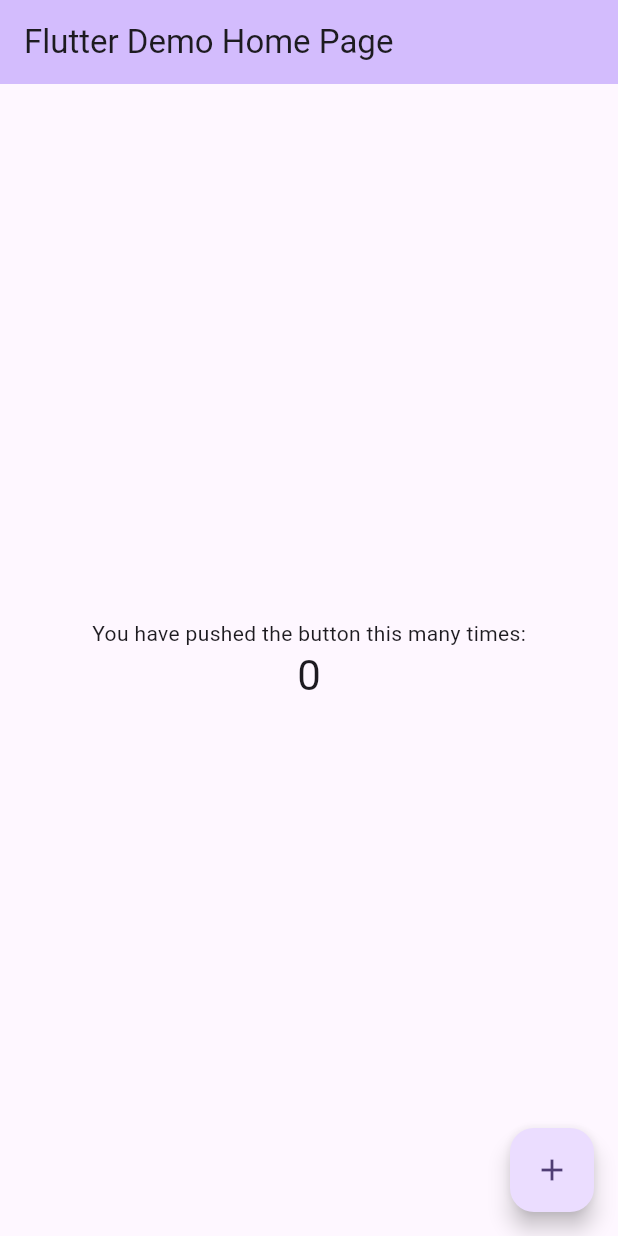
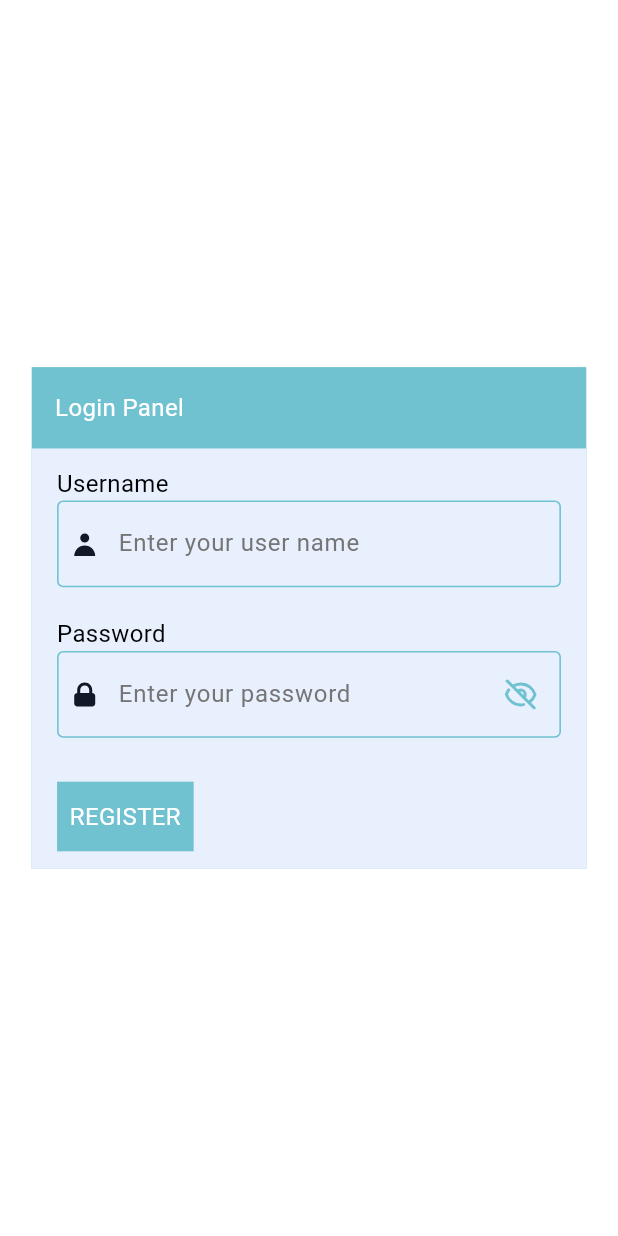
Before and after one commit to bdCalling-Sdt-hub/Optly-App, a Flutter app: the screen it shows after launch, on a phone screen of 412 x 824 dp. Run offline on Flutter 3.47's test engine with Material 3 defaults, Android fonts, the phone set to English and light mode, and no system bars; our stand-ins replace flutter_screenutil, flutter_spinkit, flutter_svg, get.

Commit message:
Log in screen done

```diff
--- a/lib/main.dart
+++ b/lib/main.dart
@@ -1,6 +1,14 @@
 import 'package:flutter/material.dart';
+import 'package:flutter_screenutil/flutter_screenutil.dart';
+import 'package:get/get.dart';
+import 'package:optly/utils/app_constants.dart';
+import 'package:optly/views/screens/logInScreen/log_in_screen.dart';
+import 'routes/app_routes.dart';
+import 'themes/light_theme.dart';
 
-void main() {
+void main() async {
+  WidgetsFlutterBinding.ensureInitialized();
+
   runApp(const MyApp());
 }
 
@@ -9,60 +17,23 @@ class MyApp extends StatelessWidget {
 
   @override
   Widget build(BuildContext context) {
-    return MaterialApp(
-      title: 'Flutter Demo',
-      theme: ThemeData(
-        colorScheme: ColorScheme.fromSeed(seedColor: Colors.deepPurple),
-        useMaterial3: true,
-      ),
-      home: const MyHomePage(title: 'Flutter Demo Home Page'),
+    return SizedBox(
+      child: ScreenUtilInit(
+          designSize: const Size(390, 844),
+          minTextAdapt: true,
+          splitScreenMode: true,
+          builder: (_, child) {
+            return GetMaterialApp(
+              title: AppConstants.APP_NAME,
+              debugShowCheckedModeBanner: false,
+              navigatorKey: Get.key,
+              theme: light(),
+              transitionDuration: const Duration(milliseconds: 500),
+              getPages: AppRoutes.routes,
+              initialRoute: AppRoutes.logInScreen,
+              home: LogInScreen(),
+            );
+          }),
     );
   }
 }
-
-class MyHomePage extends StatefulWidget {
-  const MyHomePage({super.key, required this.title});
-  final String title;
-
-  @override
-  State<MyHomePage> createState() => _MyHomePageState();
-}
-
-class _MyHomePageState extends State<MyHomePage> {
-  int _counter = 0;
-
-  void _incrementCounter() {
-    setState(() {
-      _counter++;
-    });
-  }
-
-  @override
-  Widget build(BuildContext context) {
-    return Scaffold(
-      appBar: AppBar(
-        backgroundColor: Theme.of(context).colorScheme.inversePrimary,
-        title: Text(widget.title),
-      ),
-      body: Center(
-        child: Column(
-          mainAxisAlignment: MainAxisAlignment.center,
-          children: <Widget>[
-            const Text(
-              'You have pushed the button this many times:',
-            ),
-            Text(
-              '$_counter',
-              style: Theme.of(context).textTheme.headlineMedium,
-            ),
-          ],
-        ),
-      ),
-      floatingActionButton: FloatingActionButton(
-        onPressed: _incrementCounter,
-        tooltip: 'Increment',
-        child: const Icon(Icons.add),
-      ),
-    );
-  }
-}
--- a/lib/routes/app_routes.dart
+++ b/lib/routes/app_routes.dart
@@ -1,11 +1,10 @@
 import 'package:get/get.dart';
+import 'package:optly/views/screens/logInScreen/log_in_screen.dart';
 
 class AppRoutes {
-  //static const String splashScreen = "/splash_screen.dart";
-
+  static const String logInScreen = "/log_in_screen.dart";
 
   static List<GetPage> get routes => [
-   // GetPage(name: splashScreen, page: () => SplashScreen()),
-
-  ];
+        GetPage(name: logInScreen, page: () => LogInScreen()),
+      ];
 }
--- a/lib/themes/dark_theme.dart
+++ b/lib/themes/dark_theme.dart
@@ -11,7 +11,6 @@ ThemeData dark({Color color = const Color(0xFF2683EB)}) => ThemeData(
   disabledColor: AppColors.subTextColor,
   brightness: Brightness.dark,
   hintColor: AppColors.hintColor,
-  cardColor: AppColors.cardColor,
   dividerColor: AppColors.dividerColor,
   shadowColor: AppColors.shadowColor,
   canvasColor: AppColors.bottomBarColor,
--- a/lib/themes/light_theme.dart
+++ b/lib/themes/light_theme.dart
@@ -1,8 +1,7 @@
 import 'package:flutter/material.dart';
-import 'package:flutter/services.dart';
 import '../utils/app_colors.dart';
 
-ThemeData light({Color color = const Color(0xFF039D55)}) => ThemeData(
+ThemeData light({Color color = const Color(0xFF70c2d1)}) => ThemeData(
       fontFamily: 'Roboto',
       iconTheme: IconThemeData(color: AppColors.primaryColor),
       primaryColor: color,
@@ -11,8 +10,6 @@ ThemeData light({Color color = const Color(0xFF039D55)}) => ThemeData(
       brightness: Brightness.light,
       hintColor: Color(0xFF9F9F9F),
       cardColor: Colors.white,
-
-
       bottomNavigationBarTheme: BottomNavigationBarThemeData(
         backgroundColor: AppColors.primaryColor,
         elevation: 5,
@@ -22,9 +19,10 @@ ThemeData light({Color color = const Color(0xFF039D55)}) => ThemeData(
       colorScheme: ColorScheme.light(primary: color, secondary: color)
           .copyWith(background: const Color(0xFFF3F3F3))
           .copyWith(error: Color(0xFFE84D4F)),
-  appBarTheme:  AppBarTheme(
-    backgroundColor:AppColors.backgroundColor,
+      appBarTheme: AppBarTheme(
+        backgroundColor: AppColors.backgroundColor,
         centerTitle: true,
-    iconTheme: const IconThemeData(color: Colors.black), // Set app bar icons color to black
+        iconTheme: const IconThemeData(
+            color: Colors.black), // Set app bar icons color to black
       ),
     );
--- a/lib/utils/app_colors.dart
+++ b/lib/utils/app_colors.dart
@@ -1,24 +1,21 @@
 import 'package:flutter/material.dart';
-import 'dart:ui';
 
 class AppColors {
-  static Color primaryColor = const Color(0xFF0A8100);
+  static Color primaryColor = const Color(0xFF70c2d1);
   static Color backgroundColor = const Color(0xFFE8E8E8);
-  static Color borderColor = const Color(0xFF0A8100);
   static Color greyColor = const Color(0xFF767676);
-  static Color fieldColor = const Color(0xFFe6f2e6).withOpacity(0.31);
+  static Color fieldColor = const Color(0xFFe8f0fe);
   static const Color white = Color(0xffFFFFFF);
-  static Color cardColor = const Color(0xFF2F2F2F);
-  static Color cardLightColor = const Color(0xFF555555);
+  static Color iconColor = const Color(0xFF757575);
   static Color textColor = const Color(0xFFFFFFFF);
   static Color subTextColor = const Color(0xFFE8E8E8);
-  static Color hintColor = const Color(0xFFB5B5B5);
-  static Color fillColor = const Color(0xFFE9F3FD).withOpacity(0.3);
+  static Color hintColor = const Color(0xFF757575);
+  static Color fillColor = const Color(0xFFe8f0fe).withOpacity(0.3);
   static Color dividerColor = const Color(0xFF555555);
   static Color shadowColor = const Color(0xFF2B2A2A);
-  static Color bottomBarColor = const Color(0xFF343434);
+  static Color bottomBarColor = const Color(0xFF6c7d80);
 
-  static BoxShadow shadow=BoxShadow(
+  static BoxShadow shadow = BoxShadow(
     blurRadius: 4,
     spreadRadius: 0,
     color: shadowColor,
--- a/lib/utils/app_constants.dart
+++ b/lib/utils/app_constants.dart
@@ -1,44 +1,16 @@
+
 class AppConstants{
 
-  static String bearerToken="BearerToken";
-  static String userId="UserId";
-  static String isLogged="IsLogged";
-  static String isOnboard="IsOnboard";
-  static String subscription="Subscription";
-  static String signInType ="SignInType";
-  static String isFutureDate ="isFutureDate";
+  static String APP_NAME="Optly";
+  static String THEME ="theme";
 
+  static const String LANGUAGE_CODE = 'language_code';
+  static const String COUNTRY_CODE = 'country_code';
 
   static RegExp emailValidator = RegExp(
       r"^[a-zA-Z0-9.a-zA-Z0-9.!#$%&'*+-/=?^_`{|}~]+@[a-zA-Z0-9]+\.[a-zA-Z]+");
 
   static RegExp passwordValidator = RegExp(
-    // r"^(?=.*[a-z])(?=.*[A-Z])(?=.*\d)(?=.*[@$!%*?&])[A-Za-z\d@$!%*?&]{8,}$"
-      r'^(?=.*[0-9])(?=.*[a-zA-Z]).{6,}$'
+      r"^(?=.*[a-z])(?=.*[A-Z])(?=.*\d)(?=.*[@$!%*?&])[A-Za-z\d@$!%*?&]{8,}$"
   );
-
-
-
-
-  ///===================payment=======================>
-  String _merchant_key="sshi091ovn1fa";
-  // String _merchant_key="q1cd2rdny4a53";
-  String _merchant_id="24319614";
-  // String _merchant_id="10004002";
-  static String return_url="https://www.example.com/success";
-  static String cancel_url="https://www.example.com/cancel";
-  static String notify_url="https://www.example.com/notify";
-
-
-  get getMerchantKey{
-    return _merchant_key;
-  }
-
-  get getMerchantId{
-    return _merchant_id;
-  }
-
 }
-
-enum Status { loading, completed, error, internetError }
-enum SubscriptionStatus { free, standard, premium, expire }
--- a/lib/utils/app_icons.dart
+++ b/lib/utils/app_icons.dart
@@ -1,4 +1,7 @@
 class AppIcons{
   static const String basePath = "assets/icons";
-
+  static const String eye = "$basePath/eye.svg";
+  static const String eyeOff = "$basePath/eyeOff.svg";
+  static const String person = "$basePath/person.svg";
+  static const String lock = "$basePath/lock-closed.svg";
 }
--- a/lib/utils/app_strings.dart
+++ b/lib/utils/app_strings.dart
@@ -1,3 +1,9 @@
 class AppString {
 
+  //================> Log In Screen <====================
+  static String logInPanel = "Login Panel";
+  static String userName = "Username";
+  static String password = "Password";
+  static String register = "REGISTER";
+
 }
--- /dev/null
+++ b/lib/views/screens/logInScreen/log_in_screen.dart
@@ -0,0 +1,94 @@
+import 'package:flutter/material.dart';
+import 'package:flutter_screenutil/flutter_screenutil.dart';
+import 'package:flutter_svg/flutter_svg.dart';
+import 'package:optly/utils/app_colors.dart';
+import 'package:optly/utils/app_strings.dart';
+import 'package:optly/views/widgets/custom_text.dart';
+import 'package:optly/views/widgets/custom_text_field.dart';
+
+import '../../../utils/app_icons.dart';
+
+class LogInScreen extends StatelessWidget {
+  LogInScreen({super.key});
+  final TextEditingController userNameCtrl = TextEditingController();
+  final TextEditingController passwordCtrl = TextEditingController();
+
+  @override
+  Widget build(BuildContext context) {
+    return Scaffold(
+      body: Padding(
+        padding: EdgeInsets.symmetric(horizontal: 20.w),
+        child: Column(
+          mainAxisAlignment: MainAxisAlignment.center,
+          //crossAxisAlignment: CrossAxisAlignment.center,
+          children: [
+            Container(
+              decoration: BoxDecoration(color: AppColors.primaryColor),
+              child: Column(
+                crossAxisAlignment: CrossAxisAlignment.start,
+                children: [
+                  Padding(
+                    padding: EdgeInsets.all(16.h),
+                    child: CustomText(
+                        text: AppString.logInPanel, color: AppColors.white),
+                  ),
+                  Container(
+                    decoration: BoxDecoration(color: AppColors.fieldColor),
+                    child: Padding(
+                      padding: EdgeInsets.symmetric(
+                          horizontal: 16.w, vertical: 12.h),
+                      child: Column(
+                        crossAxisAlignment: CrossAxisAlignment.start,
+                        children: [
+                          //==================================> Username Text-field <===========================
+                          CustomText(
+                            text: AppString.userName,
+                          ),
+                          CustomTextField(
+                            contenpaddingHorizontal: 12.w,
+                            controller: userNameCtrl,
+                            hintText: 'Enter your user name',
+                            prifixicon: SvgPicture.asset(AppIcons.person),
+                          ),
+                          //==================================> Password Text-field <===========================
+                          SizedBox(height: 20.h),
+                          CustomText(
+                            text: AppString.password,
+                          ),
+                          CustomTextField(
+                            contenpaddingHorizontal: 12.w,
+                            controller: passwordCtrl,
+                            hintText: 'Enter your password',
+                            prifixicon: SvgPicture.asset(AppIcons.lock),
+                            isPassword: true,
+                          ),
+                          SizedBox(height: 30.h),
+                          //==================================> Register Button <===========================
+                          GestureDetector(
+                            onTap: () {},
+                            child: Container(
+                              decoration:
+                                  BoxDecoration(color: AppColors.primaryColor),
+                              child: Padding(
+                                padding: EdgeInsets.symmetric(
+                                    horizontal: 8.w, vertical: 12.h),
+                                child: CustomText(
+                                  text: AppString.register,
+                                  color: AppColors.white,
+                                ),
+                              ),
+                            ),
+                          )
+                        ],
+                      ),
+                    ),
+                  )
+                ],
+              ),
+            )
+          ],
+        ),
+      ),
+    );
+  }
+}
--- /dev/null
+++ b/lib/views/widgets/custom_text_field.dart
@@ -0,0 +1,151 @@
+import 'package:flutter/material.dart';
+import 'package:flutter_screenutil/flutter_screenutil.dart';
+import 'package:flutter_svg/svg.dart';
+import '../../utils/app_colors.dart';
+import '../../utils/app_icons.dart';
+
+class CustomTextField extends StatefulWidget {
+  final TextEditingController controller;
+  final TextInputType? keyboardType;
+  final bool? isObscureText;
+  final String? obscureCharacrter;
+  final Color? filColor;
+  final Widget? prifixicon;
+  final String? labelText;
+  final String? hintText;
+  final double? contenpaddingHorizontal;
+  final double? contenpaddingVertical;
+  final Widget? sufixicons;
+  final FormFieldValidator? validator;
+  final VoidCallback? onTab;
+  final bool isPassword;
+  final bool? isEmail;
+  final bool? readOnly;
+
+  const CustomTextField({
+    super.key,
+    this.contenpaddingHorizontal,
+    this.contenpaddingVertical,
+    this.hintText,
+    this.prifixicon,
+    this.sufixicons,
+    this.validator,
+    this.isEmail,
+    required this.controller,
+    this.keyboardType = TextInputType.text,
+    this.isObscureText = false,
+    this.obscureCharacrter = '*',
+    this.filColor,
+    this.labelText,
+    this.isPassword = false,
+    this.readOnly = false,
+    this.onTab,
+  });
+
+  @override
+  State<CustomTextField> createState() => _CustomTextFieldState();
+}
+
+class _CustomTextFieldState extends State<CustomTextField> {
+  bool obscureText = true;
+
+  void toggle() {
+    setState(() {
+      obscureText = !obscureText;
+    });
+  }
+
+  @override
+  Widget build(BuildContext context) {
+    return TextFormField(
+      onTap: widget.onTab,
+      readOnly: widget.readOnly!,
+      controller: widget.controller,
+      keyboardType: widget.keyboardType,
+      obscuringCharacter: widget.obscureCharacrter!,
+      // validator: widget.validator,
+      /*validator: widget.validator ??
+              (value) {
+            if (widget.isEmail == null) {
+              if (value!.isEmpty) {
+                return "Please enter ${widget.hintText!.toLowerCase()}";
+              } else if (widget.isPassword) {
+                bool data = AppConstants.passwordValidator.hasMatch(value);
+                if (value.isEmpty) {
+                  return "Please enter ${widget.hintText!.toLowerCase()}";
+                } else if (!data) {
+                  return "Insecure password detected.";
+                }
+              }
+            } else {
+              bool data = AppConstants.emailValidator.hasMatch(value!);
+              if (value.isEmpty) {
+                return "Please enter ${widget.hintText!.toLowerCase()}";
+              } else if (!data) {
+                return "Please check your email!";
+              }
+            }
+            return null;
+          },*/
+      cursorColor: AppColors.primaryColor,
+      obscureText: widget.isPassword ? obscureText : false,
+      style: const TextStyle(color: Colors.black),
+      decoration: InputDecoration(
+        contentPadding: EdgeInsets.symmetric(
+            horizontal: widget.contenpaddingHorizontal ?? 12.w,
+            vertical: widget.contenpaddingVertical ?? 16.w),
+        filled: true,
+        fillColor: widget.filColor ?? AppColors.fillColor,
+        prefixIcon: Padding(
+          padding: EdgeInsets.symmetric(horizontal: 8.w),
+          child: widget.prifixicon,
+        ),
+        suffixIcon: widget.isPassword
+            ? GestureDetector(
+          onTap: toggle,
+          child:
+          _suffixIcon(obscureText ? AppIcons.eyeOff : AppIcons.eye),
+        )
+            : widget.sufixicons,
+        prefixIconConstraints: BoxConstraints(minHeight: 24.h, minWidth: 24.w),
+        suffixIconConstraints: BoxConstraints(minHeight: 24.h, minWidth: 24.w),
+        errorStyle: TextStyle(color: AppColors.primaryColor),
+        suffixIconColor: AppColors.primaryColor,
+        prefixIconColor: AppColors.primaryColor,
+        labelText: widget.labelText,
+        hintText: widget.hintText,
+        hintStyle: TextStyle(color: AppColors.hintColor, fontFamily: 'Roboto'),
+        border: OutlineInputBorder(
+          borderRadius: BorderRadius.circular(8.r),
+          borderSide: BorderSide(
+            width: 1.w,
+            color: AppColors.primaryColor,
+          ),
+        ),
+        errorBorder: _buildOutlineInputBorder(),
+        focusedBorder: _buildOutlineInputBorder(),
+        enabledBorder: _buildOutlineInputBorder(),
+        disabledBorder: _buildOutlineInputBorder(),
+      ),
+    );
+  }
+
+  _suffixIcon(String icon) {
+    return Padding(
+      padding: EdgeInsets.only(right: 15.w),
+      child: SvgPicture.asset(
+        color: AppColors.primaryColor,
+        icon,
+      ),
+    );
+  }
+
+  _buildOutlineInputBorder() {
+    return OutlineInputBorder(
+      borderSide: BorderSide(
+        width: 1.w,
+        color: AppColors.primaryColor,
+      ),
+    );
+  }
+}
```
Also changed, not shown: assets/icons/eye.svg (added), assets/icons/eyeOff.svg (added), assets/icons/icon-container.svg (deleted), assets/icons/lock-closed.svg (added), assets/icons/person.svg (added), lib/generated/assets.dart. Lines whose indentation alone changed are shown as unchanged.
